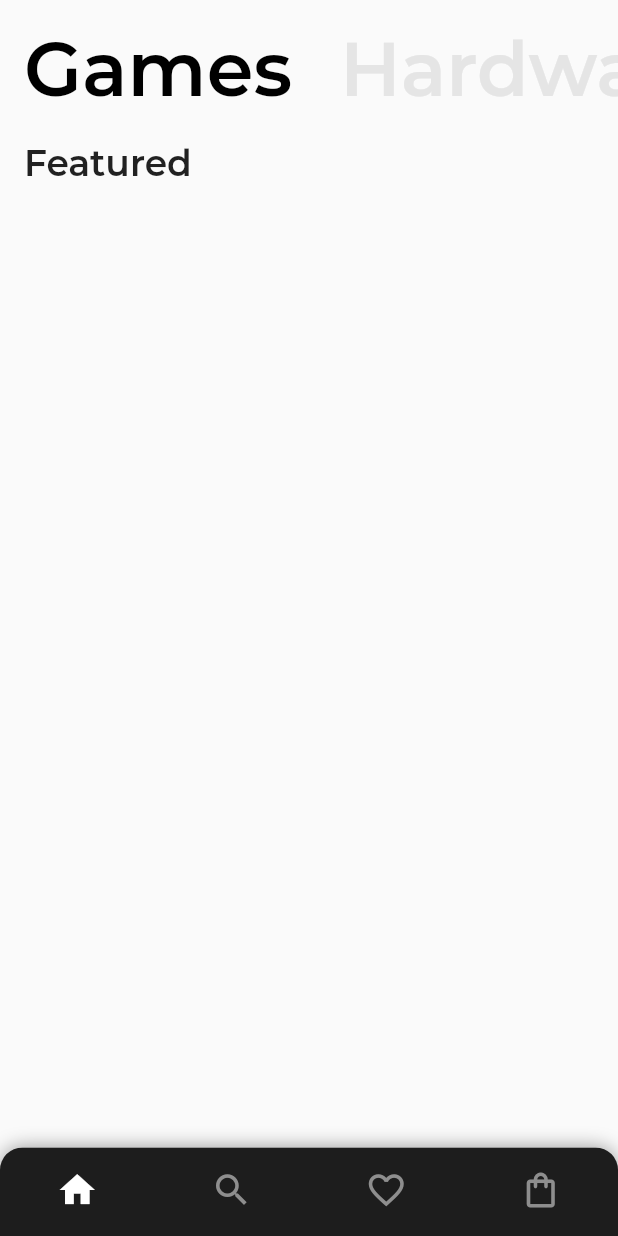
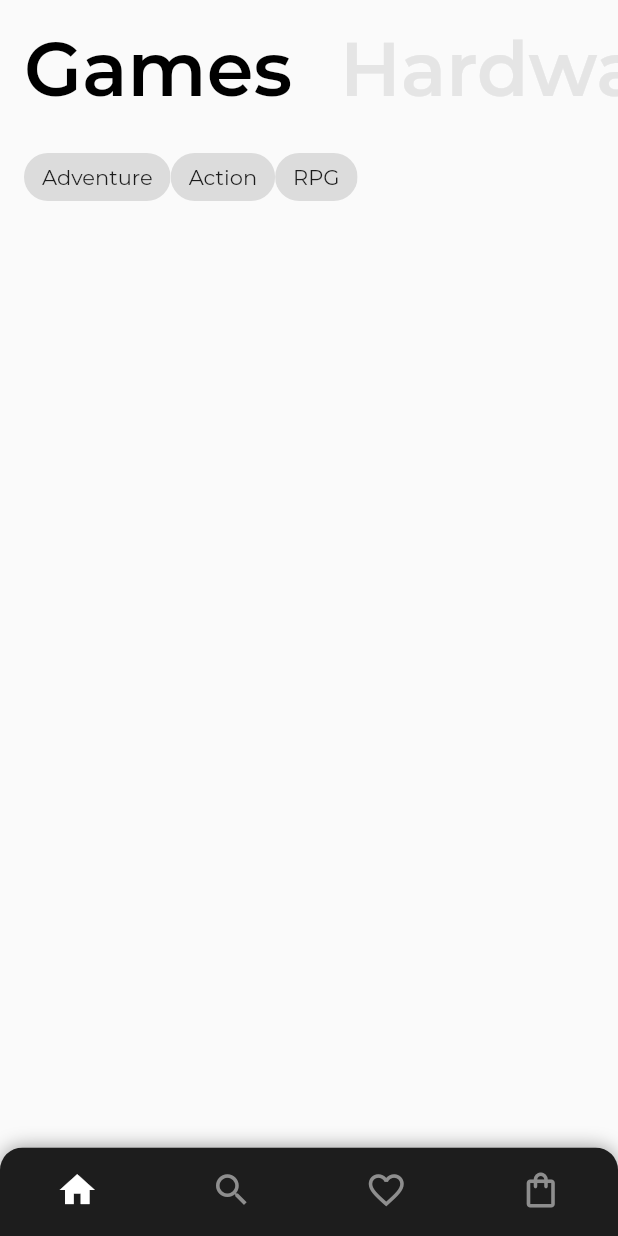
Before and after one commit to bdeguigne/Flutter-Shop, a Flutter app: the screen it shows after launch, on a phone screen of 412 x 824 dp. Run offline on Flutter 3.47's test engine with Material 2 defaults, Android fonts, the phone set to English and light mode, and no system bars.

Commit message:
add of the widget for the categories

```diff
--- /dev/null
+++ b/lib/components/categories.dart
@@ -0,0 +1,27 @@
+import 'package:flutter/material.dart';
+
+class Categories extends StatelessWidget {
+  @override
+  Widget build(BuildContext context) {
+    return(
+      Center(
+          child: Row(
+            children: [
+              InputChip(
+                label: Text('Adventure'),
+                onSelected: (bool value) {},
+              ),
+              InputChip(
+                label: Text('Action'),
+                onSelected: (bool value) {},
+              ),
+              InputChip(
+                label: Text('RPG'),
+                onSelected: (bool value) {},
+              ),
+            ],
+          ),
+        )
+    );
+  }
+}
--- a/lib/components/home_content.dart
+++ b/lib/components/home_content.dart
@@ -1,4 +1,5 @@
 import 'package:flutter/material.dart';
+import 'categories.dart';
 
 class HomeContent extends StatefulWidget {
   const HomeContent({this.type});
@@ -13,12 +14,12 @@ class _SearchGamesState extends State<HomeContent> {
   Widget build(BuildContext context) {
     return Container(
         padding: EdgeInsets.all(16.0),
-        child: Text(
-          "Featured",
-          style: TextStyle(
-              fontWeight: FontWeight.w600,
-              fontSize: Theme.of(context).textTheme.headline5.fontSize),
+        child: Column(
+          children: <Widget>[ Column(
+            crossAxisAlignment: CrossAxisAlignment.start,
+            children: [ Categories() ],
+          ) ],
         )
-    );
+        );
   }
 }
```
